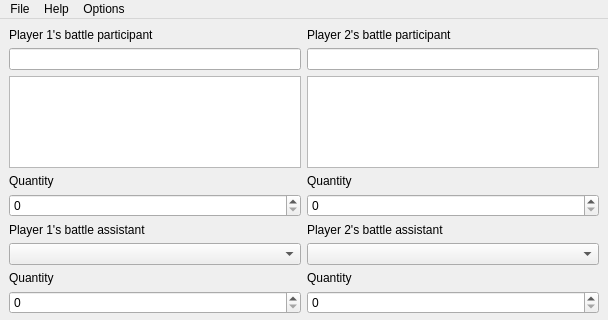
Before: the Qt Designer form AoE2_Calculator-master/mainwindow.ui in ProjectsKoryHasWorkedOn/2023-2024_AoE_II_Board_Game_Combat_Results_Calculator_Reworked, drawn with Qt 5; both pictures show x 0 to 608 and y 0 to 320 of the 608 by 785 pixel window.
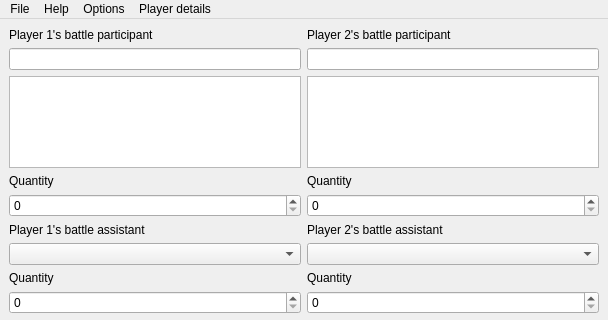
After: the same form once the commit is applied.

Commit message: player details

The edit to the form file:
```diff
--- a/AoE2_Calculator-master/mainwindow.ui
+++ b/AoE2_Calculator-master/mainwindow.ui
@@ -234,6 +234,11 @@
      <string>Options</string>
     </property>
     <addaction name="actionDisable_SFX"/>
+   </widget>
+   <widget class="QMenu" name="menuPlayer_details">
+    <property name="title">
+     <string>Player details</string>
+    </property>
     <addaction name="actionSet_player_1_Age"/>
     <addaction name="actionSet_name_of_player_1"/>
     <addaction name="actionSet_set_color_of_player_1"/>
@@ -244,6 +249,7 @@
    <addaction name="menuFile"/>
    <addaction name="menuHelp"/>
    <addaction name="menuOptions"/>
+   <addaction name="menuPlayer_details"/>
   </widget>
   <widget class="QStatusBar" name="statusbar"/>
   <action name="closeProgram">
```
Left out of the diff: 4 changed lines with no effect on the pictures. The commit also changes 1 other file.
